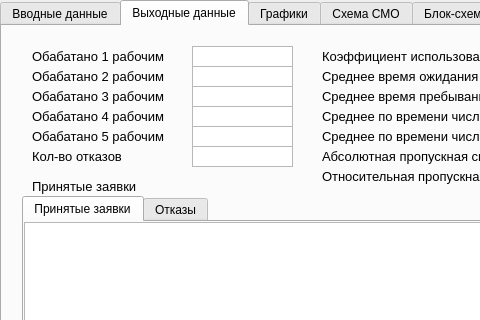
Before: the Qt Designer form mainwindow.ui in Denisbaic/SolutionModelQT, drawn with Qt 5; both pictures show x 0 to 480 and y 0 to 320 of the 1245 by 732 pixel window.
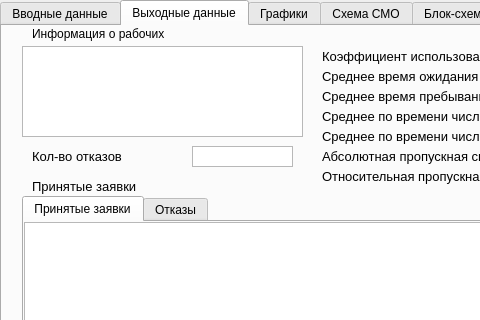
After: the same form once the commit is applied. The open tabs and pages were chosen to show the change. Icons and pictures are not drawn. Custom widgets are drawn as their Qt base class.

Diff of the .ui file:
```diff
--- a/mainwindow.ui
+++ b/mainwindow.ui
@@ -183,29 +183,46 @@
        <string>начать симуляцию</string>
       </property>
      </widget>
+     <widget class="QTextEdit" name="TBWorkerCount">
+      <property name="geometry">
+       <rect>
+        <x>290</x>
+        <y>190</y>
+        <width>141</width>
+        <height>31</height>
+       </rect>
+      </property>
+      <property name="html">
+       <string>&lt;!DOCTYPE HTML PUBLIC &quot;-//W3C//DTD HTML 4.0//EN&quot; &quot;http://www.w3.org/TR/REC-html40/strict.dtd&quot;&gt;
+&lt;html&gt;&lt;head&gt;&lt;meta name=&quot;qrichtext&quot; content=&quot;1&quot; /&gt;&lt;style type=&quot;text/css&quot;&gt;
+p, li { white-space: pre-wrap; }
+&lt;/style&gt;&lt;/head&gt;&lt;body style=&quot; font-family:'MS Shell Dlg 2'; font-size:8.25pt; font-weight:400; font-style:normal;&quot;&gt;
+&lt;p style=&quot; margin-top:0px; margin-bottom:0px; margin-left:0px; margin-right:0px; -qt-block-indent:0; text-indent:0px;&quot;&gt;&lt;span style=&quot; font-family:'MS Shell Dlg 2';&quot;&gt;5&lt;/span&gt;&lt;/p&gt;&lt;/body&gt;&lt;/html&gt;</string>
+      </property>
+     </widget>
+     <widget class="QLabel" name="label_5">
+      <property name="geometry">
+       <rect>
+        <x>10</x>
+        <y>190</y>
+        <width>221</width>
+        <height>31</height>
+       </rect>
+      </property>
+      <property name="font">
+       <font>
+        <pointsize>10</pointsize>
+       </font>
+      </property>
+      <property name="text">
+       <string>Количество работников</string>
+      </property>
+     </widget>
     </widget>
     <widget class="QWidget" name="tab_2">
      <attribute name="title">
       <string>Выходные данные</string>
      </attribute>
-     <widget class="QLabel" name="label_5">
-      <property name="geometry">
-       <rect>
-        <x>30</x>
-        <y>20</y>
-        <width>141</width>
-        <height>21</height>
-       </rect>
-      </property>
-      <property name="font">
-       <font>
-        <pointsize>10</pointsize>
-       </font>
-      </property>
-      <property name="text">
-       <string>Обабатано 1 рабочим</string>
-      </property>
-     </widget>
      <widget class="QLabel" name="label_6">
       <property name="geometry">
        <rect>
@@ -221,129 +238,7 @@
        </font>
       </property>
       <property name="text">
-       <string>Обабатано 2 рабочим</string>
-      </property>
-     </widget>
-     <widget class="QLabel" name="label_7">
-      <property name="geometry">
-       <rect>
-        <x>30</x>
-        <y>60</y>
-        <width>141</width>
-        <height>21</height>
-       </rect>
-      </property>
-      <property name="font">
-       <font>
-        <pointsize>10</pointsize>
-       </font>
-      </property>
-      <property name="text">
-       <string>Обабатано 3 рабочим</string>
-      </property>
-     </widget>
-     <widget class="QLabel" name="label_8">
-      <property name="geometry">
-       <rect>
-        <x>30</x>
-        <y>80</y>
-        <width>141</width>
-        <height>21</height>
-       </rect>
-      </property>
-      <property name="font">
-       <font>
-        <pointsize>10</pointsize>
-       </font>
-      </property>
-      <property name="text">
-       <string>Обабатано 4 рабочим</string>
-      </property>
-     </widget>
-     <widget class="QLabel" name="label_9">
-      <property name="geometry">
-       <rect>
-        <x>30</x>
-        <y>100</y>
-        <width>141</width>
-        <height>21</height>
-       </rect>
-      </property>
-      <property name="font">
-       <font>
-        <pointsize>10</pointsize>
-       </font>
-      </property>
-      <property name="text">
-       <string>Обабатано 5 рабочим</string>
-      </property>
-     </widget>
-     <widget class="QTextEdit" name="TBReqAccessed1">
-      <property name="geometry">
-       <rect>
-        <x>190</x>
-        <y>20</y>
-        <width>101</width>
-        <height>21</height>
-       </rect>
-      </property>
-      <property name="verticalScrollBarPolicy">
-       <enum>Qt::ScrollBarAlwaysOff</enum>
-      </property>
-     </widget>
-     <widget class="QTextEdit" name="TBReqAccessed2">
-      <property name="geometry">
-       <rect>
-        <x>190</x>
-        <y>40</y>
-        <width>101</width>
-        <height>21</height>
-       </rect>
-      </property>
-      <property name="verticalScrollBarPolicy">
-       <enum>Qt::ScrollBarAlwaysOff</enum>
-      </property>
-      <property name="acceptRichText">
-       <bool>true</bool>
-      </property>
-     </widget>
-     <widget class="QTextEdit" name="TBReqAccessed3">
-      <property name="geometry">
-       <rect>
-        <x>190</x>
-        <y>60</y>
-        <width>101</width>
-        <height>21</height>
-       </rect>
-      </property>
-      <property name="verticalScrollBarPolicy">
-       <enum>Qt::ScrollBarAlwaysOff</enum>
-      </property>
-     </widget>
-     <widget class="QTextEdit" name="TBReqAccessed4">
-      <property name="geometry">
-       <rect>
-        <x>190</x>
-        <y>80</y>
-        <width>101</width>
-        <height>21</height>
-       </rect>
-      </property>
-      <property name="verticalScrollBarPolicy">
-       <enum>Qt::ScrollBarAlwaysOff</enum>
-      </property>
-     </widget>
-     <widget class="QTextEdit" name="TBReqAccessed5">
-      <property name="geometry">
-       <rect>
-        <x>190</x>
-        <y>100</y>
-        <width>101</width>
-        <height>21</height>
-       </rect>
-      </property>
-      <property name="verticalScrollBarPolicy">
-       <enum>Qt::ScrollBarAlwaysOff</enum>
+       <string/>
       </property>
      </widget>
      <widget class="QLabel" name="label_10">
@@ -664,6 +559,29 @@
        <string>Относительная пропускная способность системы Cr</string>
       </property>
      </widget>
+     <widget class="QTableView" name="TWorkerInfo">
+      <property name="geometry">
+       <rect>
+        <x>20</x>
+        <y>20</y>
+        <width>281</width>
+        <height>91</height>
+       </rect>
+      </property>
+     </widget>
+     <widget class="QLabel" name="label_21">
+      <property name="geometry">
+       <rect>
+        <x>30</x>
+        <y>0</y>
+        <width>191</width>
+        <height>16</height>
+       </rect>
+      </property>
+      <property name="text">
+       <string>Информация о рабочих</string>
+      </property>
+     </widget>
     </widget>
     <widget class="QWidget" name="tab_3">
      <attribute name="title">
```
Left out of the diff: 2 changed lines with no effect on the pictures.
